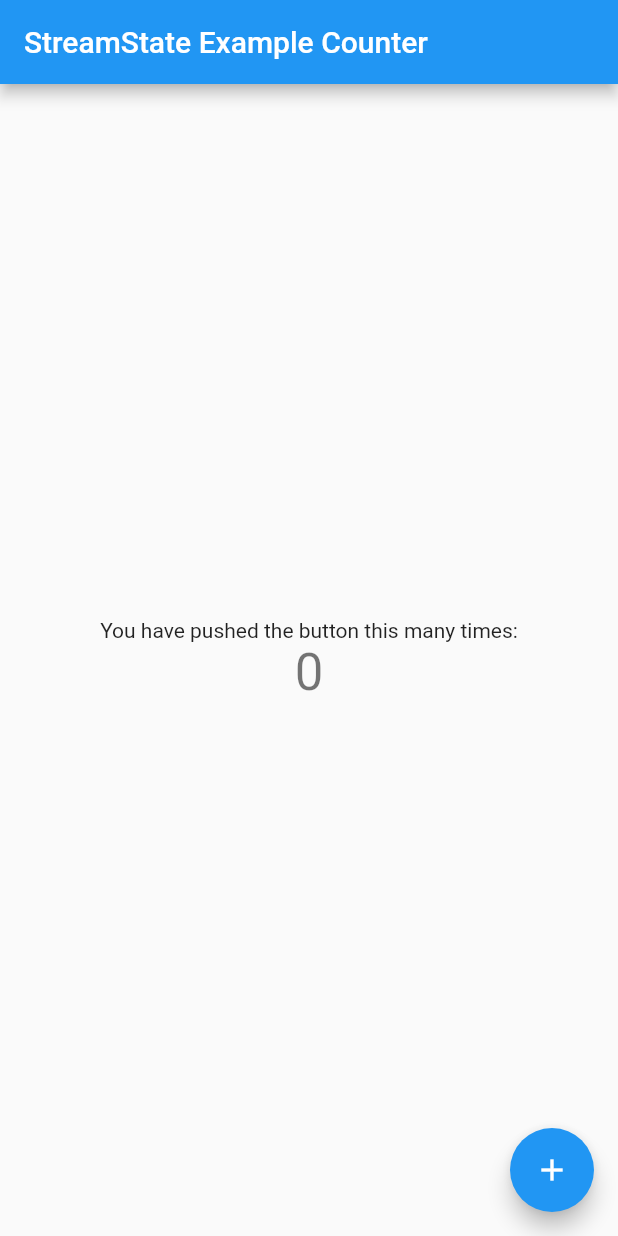
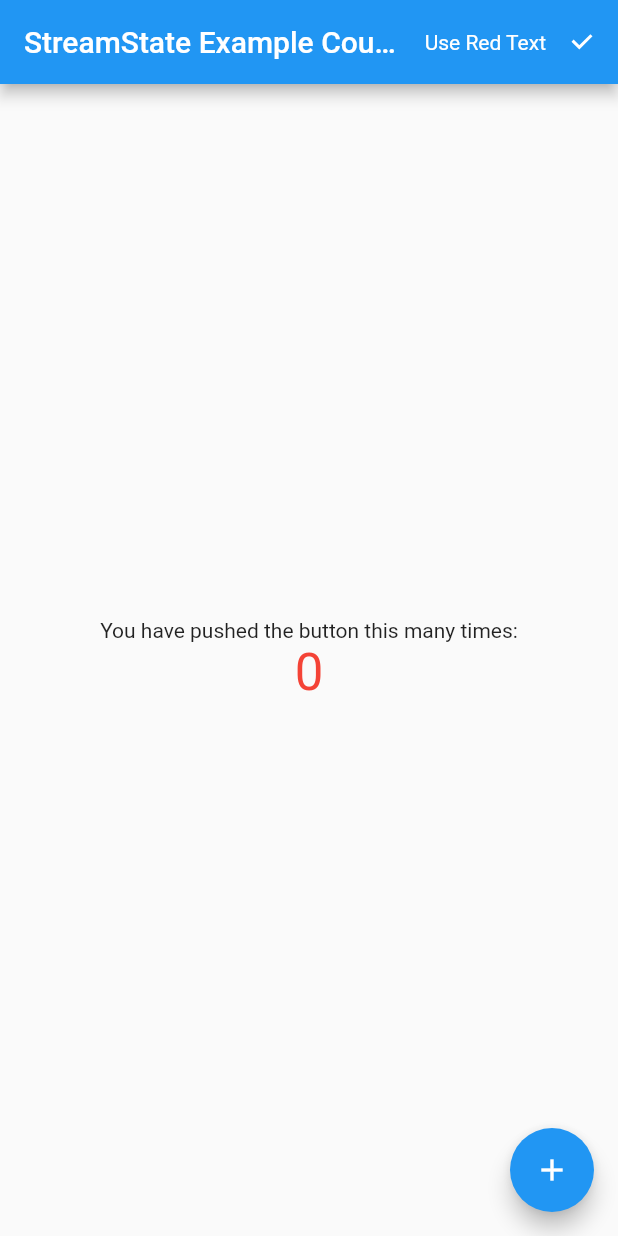
Before and after one commit to phimath/stream_state, a Flutter app: the screen it shows after launch, on a phone screen of 412 x 824 dp. Run offline on Flutter 3.47's test engine with Material 2 defaults, Android fonts, the phone set to English and light mode, and no system bars.

Commit message:
add red text to show nested StreamStateBuilders

```diff
--- a/example/lib/main.dart
+++ b/example/lib/main.dart
@@ -7,7 +7,8 @@ class AppManager {
   factory AppManager() => _singleton;
   AppManager._internal();
 
-  StreamState counter = StreamState<int>(initial: 0);
+  var counter = StreamState<int>(initial: 0);
+  var useRedText = StreamState<bool>(initial: true);
 }
 
 void main() {
@@ -33,7 +34,23 @@ class StreamStateExample extends StatelessWidget {
   Widget build(BuildContext context) {
     return Scaffold(
       appBar: AppBar(
-        title: Text('StreamState Example Counter'),
+        title: Text('StreamState Example Counter!'),
+        actions: [
+          Row(
+            children: [
+              Text(
+                'Use Red Text',
+              ),
+              StreamStateBuilder(
+                streamState: AppManager().useRedText,
+                builder: (context, state) => Checkbox(
+                  value: AppManager().useRedText.state,
+                  onChanged: (value) => AppManager().useRedText.state = value,
+                ),
+              ),
+            ],
+          )
+        ],
       ),
       body: Center(
         child: Column(
@@ -43,10 +60,16 @@ class StreamStateExample extends StatelessWidget {
               'You have pushed the button this many times:',
             ),
             StreamStateBuilder(
-              streamState: AppManager().counter,
-              builder: (context, state) => Text(
-                state.toString(),
-                style: Theme.of(context).textTheme.headline4,
+              streamState: AppManager().useRedText,
+              builder: (context, colorTextState) => StreamStateBuilder(
+                streamState: AppManager().counter,
+                builder: (context, counterState) => Text(
+                  counterState.toString(),
+                  style: Theme.of(context)
+                      .textTheme
+                      .headline4
+                      .copyWith(color: colorTextState ? Colors.red : null),
+                ),
               ),
             )
           ],
```
